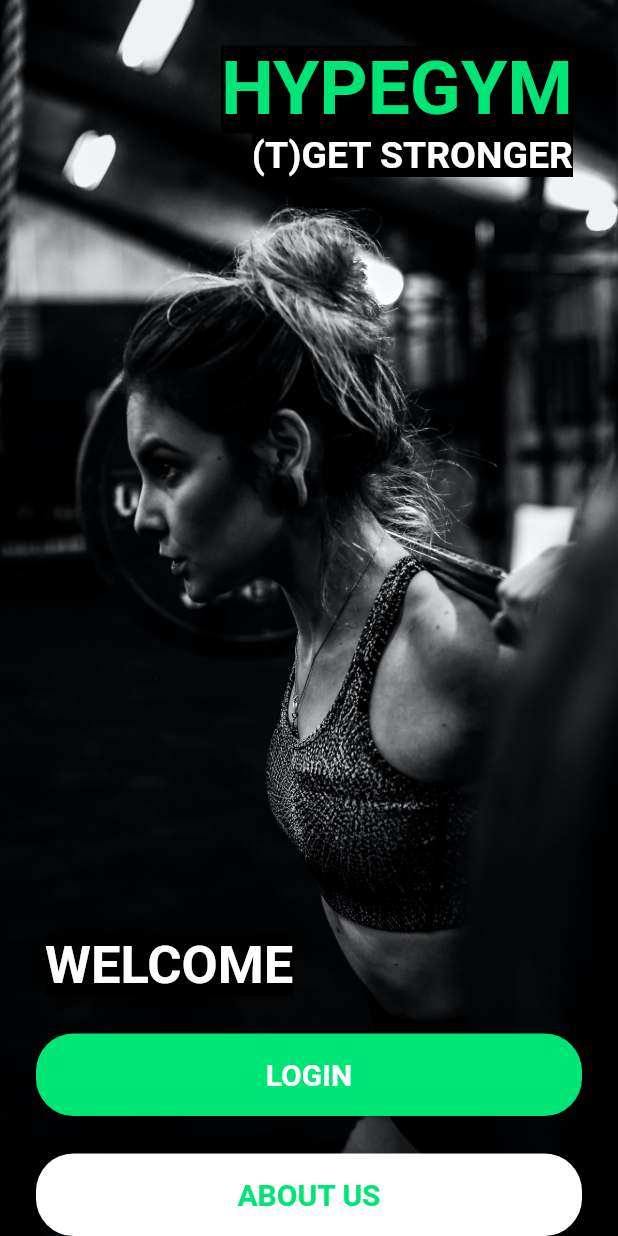
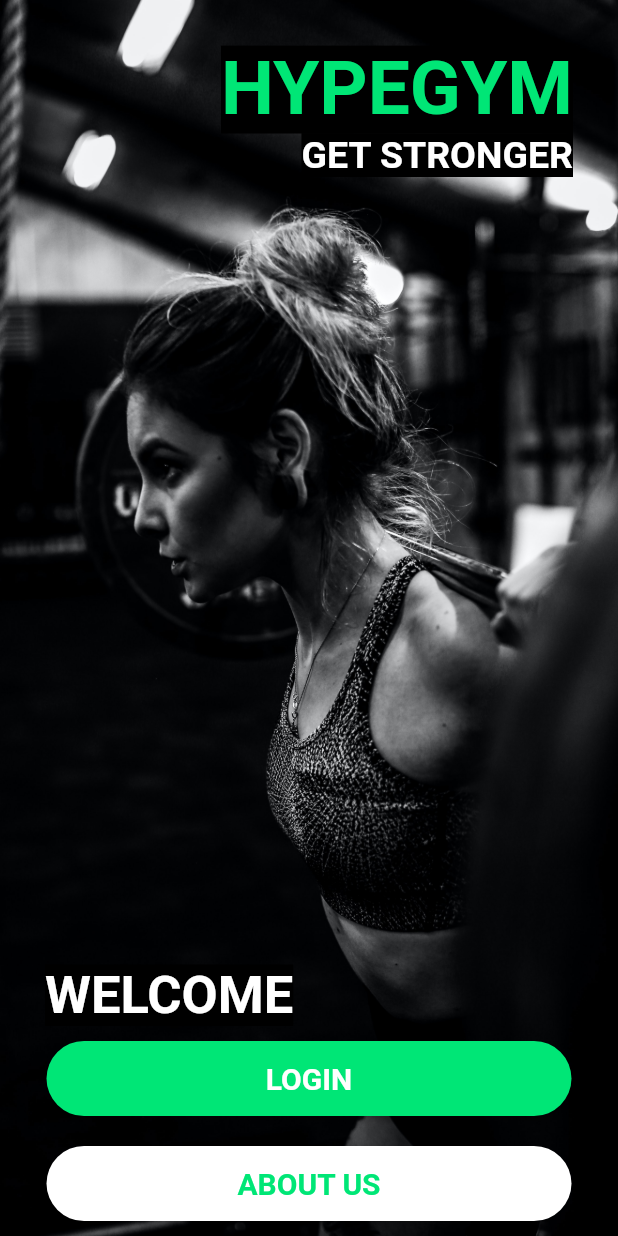
Before and after one commit to CSE343-Hypeline/hypegym-mobile, a Flutter app: the screen it shows after launch, on a phone screen of 412 x 824 dp. Run offline on Flutter 3.47's test engine with Material 2 defaults, Android fonts, the phone set to English and light mode, and no system bars; our stand-ins replace google_fonts.

Commit message:
Updated welcome page

```diff
--- a/lib/pages/welcome_page.dart
+++ b/lib/pages/welcome_page.dart
@@ -1,6 +1,7 @@
 import 'package:flutter/material.dart';
-import 'package:hypegym/pages/about_us_page.dart';
-import 'package:hypegym/pages/login_page.dart';
+import 'package:hypegym/pages/about_us_page.dart'; // admin page aciliyo silme
+import 'package:hypegym/pages/admin_gym_page.dart';
+//import 'package:hypegym/pages/login_page.dart'; //login page icin bu
 
 class WelcomePage extends StatefulWidget {
   const WelcomePage({Key? key}) : super(key: key);
@@ -33,13 +34,13 @@ class _WelcomePageState extends State<WelcomePage> {
             ),
           ),
           Column(
-            crossAxisAlignment: CrossAxisAlignment.start,
             children: [
-              Align(
-                alignment: Alignment.centerRight,
-                child: Padding(
+              Padding(
                 padding: const EdgeInsets.only(top: 30.0, right: 30.0),
-                  child: Text(
+                child: Row(
+                  mainAxisAlignment: MainAxisAlignment.end,
+                  children: [
+                    Text(
                       "HYPEGYM",
                       style: TextStyle(
                           backgroundColor: Colors.black,
@@ -48,14 +49,16 @@ class _WelcomePageState extends State<WelcomePage> {
                           color: Colors.greenAccent.shade400
                       ),
                     ),
+                  ],
                 ),
               ),
-              const Align(
-                alignment: Alignment.centerRight,
-                child: Padding(
-                  padding: EdgeInsets.only(right: 30.0),
-                  child: Text(
-                    "(T)GET STRONGER",
+              Padding(
+                padding: const EdgeInsets.only(right: 30.0),
+                child: Row(
+                  mainAxisAlignment: MainAxisAlignment.end,
+                  children: const [
+                    Text(
+                      "GET STRONGER",
                       style: TextStyle(
                         backgroundColor: Colors.black,
                         fontSize: 25,
@@ -63,14 +66,15 @@ class _WelcomePageState extends State<WelcomePage> {
                         color: Colors.white,
                       ),
                     ),
+                  ],
                 ),
               ),
               const Spacer(),
-              const Align(
-                alignment: Alignment.centerLeft,
-                child: Padding(
-                  padding: EdgeInsets.only(left: 30.0),
-                  child: Text(
+              Padding(
+                padding: const EdgeInsets.only(left: 30.0),
+                child: Row(
+                  children: const [
+                    Text(
                       "WELCOME",
                       style: TextStyle(
                         backgroundColor: Colors.black,
@@ -79,21 +83,22 @@ class _WelcomePageState extends State<WelcomePage> {
                         color: Colors.white,
                       ),
                     ),
+                  ],
                 ),
               ),
-              Container(
-                height: 80,
-                width: double.infinity,
-                padding: const EdgeInsets.only(top: 25, left: 24, right: 24),
+              Padding(
+                padding: const EdgeInsets.only(top: 10.0, bottom: 10.0, left: 10.0, right: 10.0),
                 child: ElevatedButton(
                   onPressed: (){
-                    Navigator.push(context, MaterialPageRoute(builder: (context) => const LoginPage()));
+                    Navigator.push(context, MaterialPageRoute(builder: (context) => const AdminGymPage()));
                   },
                   style: ElevatedButton.styleFrom(
                     backgroundColor: Colors.greenAccent.shade400,
                     shape: RoundedRectangleBorder(
                         borderRadius: BorderRadius.circular(25)
                     ),
+                    minimumSize: const Size(350, 50),
+                    maximumSize: const Size(350, 50),
                   ),
                   child: const Text(
                     "LOGIN",
@@ -105,10 +110,8 @@ class _WelcomePageState extends State<WelcomePage> {
                   ),
                 ),
               ),
-              Container(
-                height: 80,
-                width: double.infinity,
-                padding: const EdgeInsets.only(top: 25, left: 24, right: 24),
+              Padding(
+                padding: const EdgeInsets.only(top: 10.0, bottom: 10.0, left: 10.0, right: 10.0),
                 child: ElevatedButton(
                   onPressed: (){
                     Navigator.push(context, MaterialPageRoute(builder: (context) => const AboutUsPage()));
@@ -119,6 +122,8 @@ class _WelcomePageState extends State<WelcomePage> {
                     shape: RoundedRectangleBorder(
                         borderRadius: BorderRadius.circular(25)
                     ),
+                    minimumSize: const Size(350, 50),
+                    maximumSize: const Size(350, 50),
                   ),
                   child: Text(
                     "ABOUT US",
```
Lines whose indentation alone changed are shown as unchanged.
